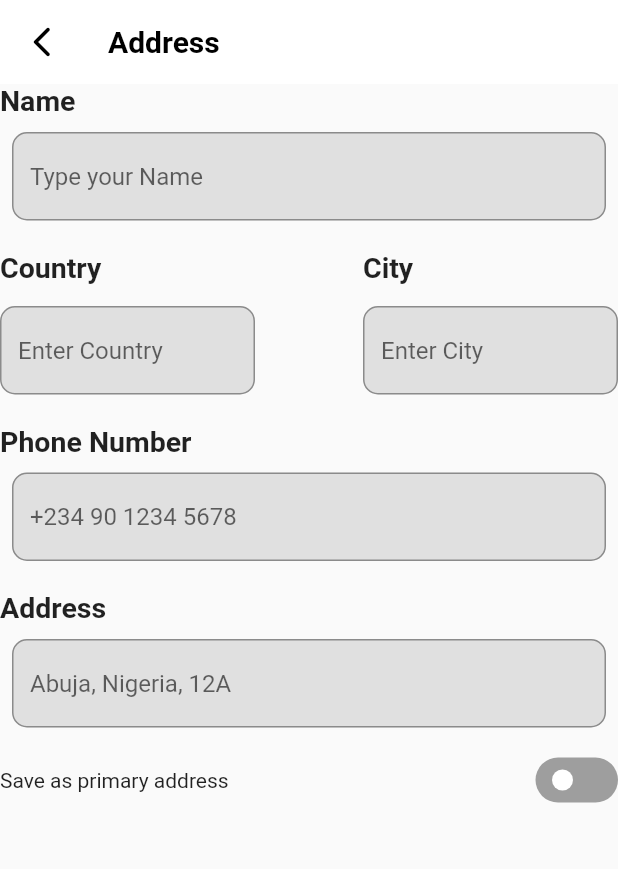
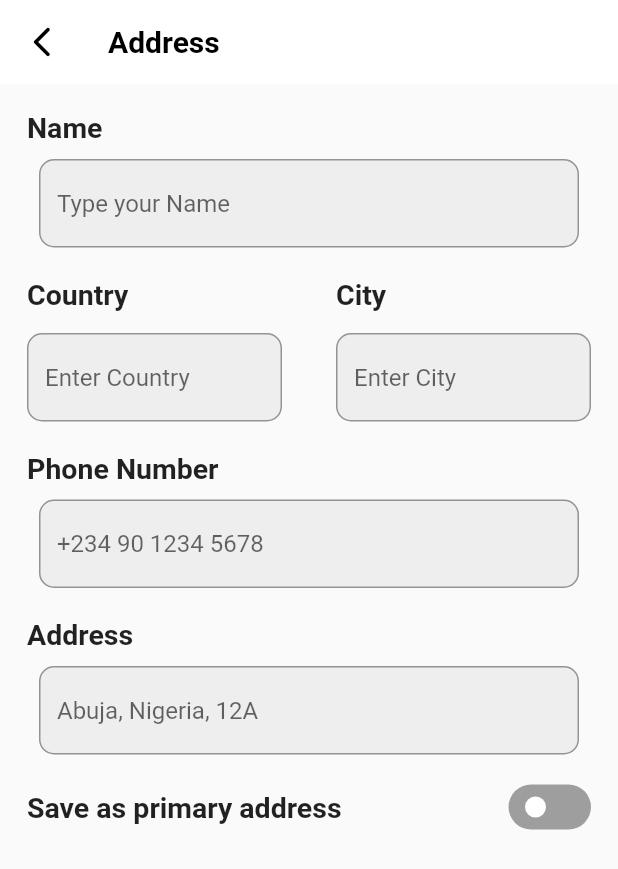
Before and after one commit to emekss/Ecommerce_App, a Flutter app: the screen it shows after launch, on a phone screen of 412 x 824 dp. Shown: the top 869 px of the screen. Run offline on Flutter 3.47's test engine with Material 2 defaults, Android fonts, the phone set to English and light mode, and no system bars; drawn by our look-alikes of flutter_switch; our stand-ins replace flutter_rating_bar, font_awesome_flutter.

```diff
--- a/lib/components/custom_address_textfield.dart
+++ b/lib/components/custom_address_textfield.dart
@@ -21,7 +21,7 @@ class CustomAddressTextField extends StatelessWidget {
           child: Container(
             decoration: BoxDecoration(
               borderRadius: BorderRadius.circular(10),
-              color: Colors.grey[300],
+              color: Colors.grey[200],
             ),
 
             // Name Textfield
--- a/lib/pages/add_address_page.dart
+++ b/lib/pages/add_address_page.dart
@@ -28,8 +28,11 @@ class _AddAddressPageState extends State<AddAddressPage> {
           style: TextStyle(fontWeight: FontWeight.bold, color: Colors.black),
         ),
       ),
-      body: Column(
+      body: Padding(
+        padding: const EdgeInsets.all(18.0),
+        child: Column(
           children: [
+            //Name Textfield
             const CustomAddressTextField(
                 hintText: 'Type your Name', name: 'Name'),
             const SizedBox(height: 20),
@@ -42,14 +45,15 @@ class _AddAddressPageState extends State<AddAddressPage> {
                   children: [
                     const Text(
                       'Country',
-                    style: TextStyle(fontSize: 19, fontWeight: FontWeight.bold),
+                      style:
+                          TextStyle(fontSize: 19, fontWeight: FontWeight.bold),
                     ),
                     const SizedBox(height: 15),
                     Container(
                       width: 170,
                       decoration: BoxDecoration(
                         borderRadius: BorderRadius.circular(10),
-                      color: Colors.grey[300],
+                        color: Colors.grey[200],
                       ),
 
                       // Country Textfield
@@ -69,14 +73,15 @@ class _AddAddressPageState extends State<AddAddressPage> {
                   children: [
                     const Text(
                       'City',
-                    style: TextStyle(fontSize: 19, fontWeight: FontWeight.bold),
+                      style:
+                          TextStyle(fontSize: 19, fontWeight: FontWeight.bold),
                     ),
                     const SizedBox(height: 15),
                     Container(
                       width: 170,
                       decoration: BoxDecoration(
                         borderRadius: BorderRadius.circular(10),
-                      color: Colors.grey[300],
+                        color: Colors.grey[200],
                       ),
 
                       // Country Textfield
@@ -94,17 +99,28 @@ class _AddAddressPageState extends State<AddAddressPage> {
               ],
             ),
             const SizedBox(height: 20),
+
+            //Phone Number Textfield
             const CustomAddressTextField(
                 hintText: '+234 90 1234 5678', name: 'Phone Number'),
             const SizedBox(height: 20),
+
+            //Address Textfield
             const CustomAddressTextField(
                 hintText: 'Abuja, Nigeria, 12A', name: 'Address'),
 
             const SizedBox(height: 20),
+
+            //Save Primary Address
             Row(
               mainAxisAlignment: MainAxisAlignment.spaceBetween,
               children: [
-              const Text('Save as primary address'),
+                const Text(
+                  'Save as primary address',
+                  style: TextStyle(fontSize: 19, fontWeight: FontWeight.bold),
+                ),
+
+                //swith
                 FlutterSwitch(
                     activeColor: Colors.green,
                     width: 55.0,
@@ -124,6 +140,7 @@ class _AddAddressPageState extends State<AddAddressPage> {
             )
           ],
         ),
+      ),
     );
   }
 }
--- a/lib/pages/add_review_page.dart
+++ b/lib/pages/add_review_page.dart
@@ -30,7 +30,7 @@ class _AddReviewPageState extends State<AddReviewPage> {
         ),
       ),
       body: Padding(
-        padding: const EdgeInsets.symmetric(horizontal: 18),
+        padding: const EdgeInsets.all(18),
         child: Column(
           children: [
             //Name column
```
Lines whose indentation alone changed are shown as unchanged.
